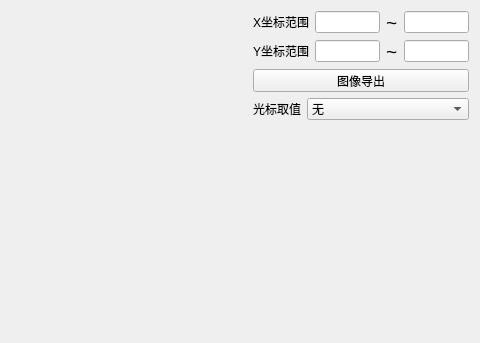
MrXiaomao/GammaMonitor, file forms/OpenFileDialog.ui: the form before one commit; both pictures show x 440 to 920 and y 0 to 343 of the 920 by 535 pixel window.
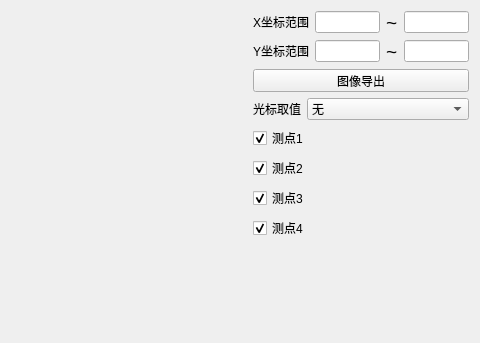
The form after the commit. Custom widgets are drawn as their Qt base class.

The edit to the form file:
```diff
--- a/forms/OpenFileDialog.ui
+++ b/forms/OpenFileDialog.ui
@@ -31,7 +31,7 @@
     </widget>
    </item>
    <item>
-    <layout class="QVBoxLayout" name="verticalLayout">
+    <layout class="QVBoxLayout" name="verticalLayout_2">
      <item>
       <layout class="QHBoxLayout" name="horizontalLayout">
        <item>
@@ -239,6 +239,50 @@
        </item>
       </layout>
      </item>
+     <item>
+      <layout class="QVBoxLayout" name="verticalLayout">
+       <item>
+        <widget class="QCheckBox" name="checkBox1">
+         <property name="text">
+          <string>测点1</string>
+         </property>
+         <property name="checked">
+          <bool>true</bool>
+         </property>
+        </widget>
+       </item>
+       <item>
+        <widget class="QCheckBox" name="checkBox2">
+         <property name="text">
+          <string>测点2</string>
+         </property>
+         <property name="checked">
+          <bool>true</bool>
+         </property>
+        </widget>
+       </item>
+       <item>
+        <widget class="QCheckBox" name="checkBox3">
+         <property name="text">
+          <string>测点3</string>
+         </property>
+         <property name="checked">
+          <bool>true</bool>
+         </property>
+        </widget>
+       </item>
+       <item>
+        <widget class="QCheckBox" name="checkBox4">
+         <property name="text">
+          <string>测点4</string>
+         </property>
+         <property name="checked">
+          <bool>true</bool>
+         </property>
+        </widget>
+       </item>
+      </layout>
+     </item>
      <item>
       <spacer name="verticalSpacer">
        <property name="orientation">
@@ -247,7 +291,7 @@
        <property name="sizeHint" stdset="0">
         <size>
          <width>211</width>
-         <height>388</height>
+         <height>288</height>
         </size>
        </property>
       </spacer>
```
